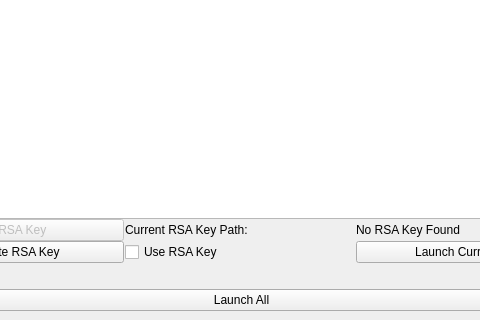
Above: src/ui_files/Multilauncher.ui from uf-reef-avl/multilauncher before the change; both pictures show x 808 to 1288 and y 479 to 799 of the 1403 by 799 pixel window. Below: the same form after it.
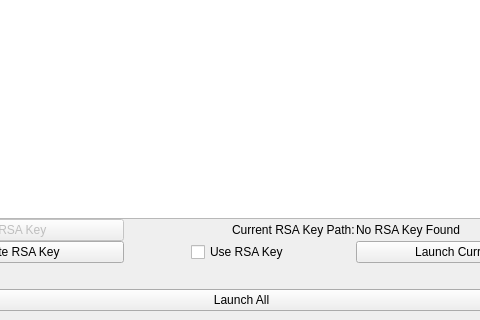
That is the form after the change.

```diff
--- a/src/ui_files/Multilauncher.ui
+++ b/src/ui_files/Multilauncher.ui
@@ -331,13 +331,6 @@
           </property>
          </widget>
         </item>
-        <item row="4" column="2">
-         <widget class="QLabel" name="rsaPath">
-          <property name="text">
-           <string>No RSA Key Found</string>
-          </property>
-         </widget>
-        </item>
         <item row="2" column="0" colspan="3">
          <spacer name="horizontalSpacer_3">
           <property name="orientation">
@@ -351,14 +344,7 @@
           </property>
          </spacer>
         </item>
-        <item row="4" column="1">
-         <widget class="QLabel" name="rsaLabel">
-          <property name="text">
-           <string>Current RSA Key Path:</string>
-          </property>
-         </widget>
-        </item>
-        <item row="5" column="1">
+        <item row="5" column="1" alignment="Qt::AlignHCenter">
          <widget class="QCheckBox" name="rsacheckbox">
           <property name="text">
            <string>Use RSA Key</string>
@@ -372,6 +358,20 @@
           </property>
          </widget>
         </item>
+        <item row="4" column="1" alignment="Qt::AlignRight|Qt::AlignVCenter">
+         <widget class="QLabel" name="rsaLabel">
+          <property name="text">
+           <string>Current RSA Key Path:</string>
+          </property>
+         </widget>
+        </item>
+        <item row="4" column="2">
+         <widget class="QLabel" name="rsaPath">
+          <property name="text">
+           <string>No RSA Key Found</string>
+          </property>
+         </widget>
+        </item>
        </layout>
       </item>
       <item row="2" column="1">
```
